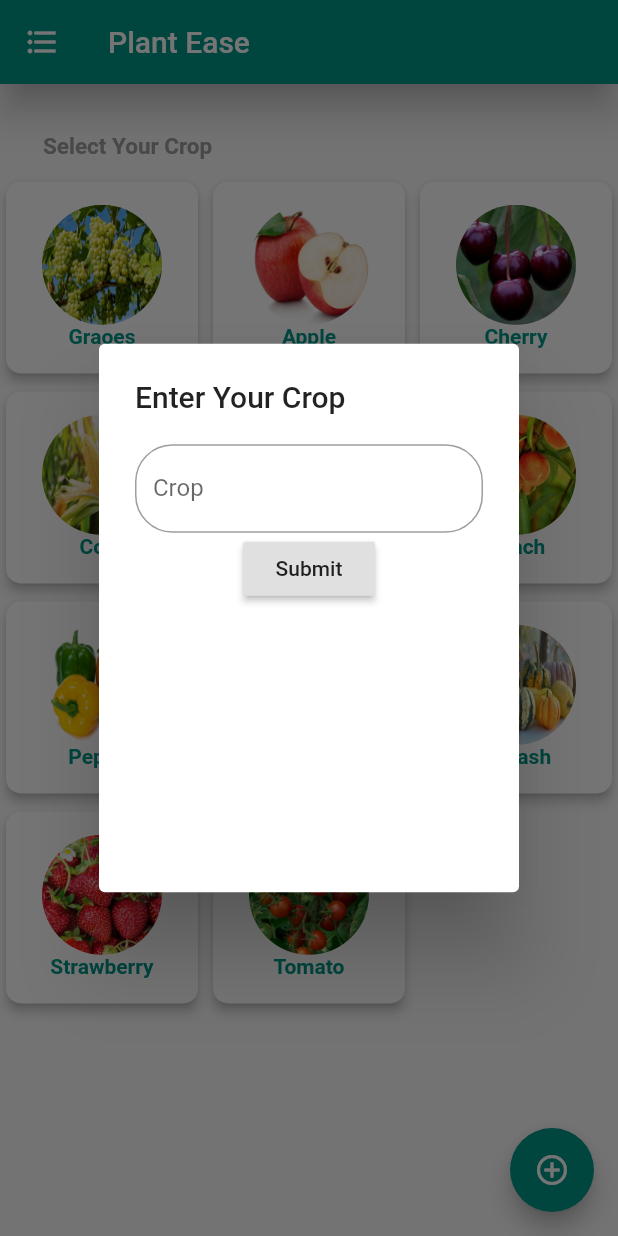
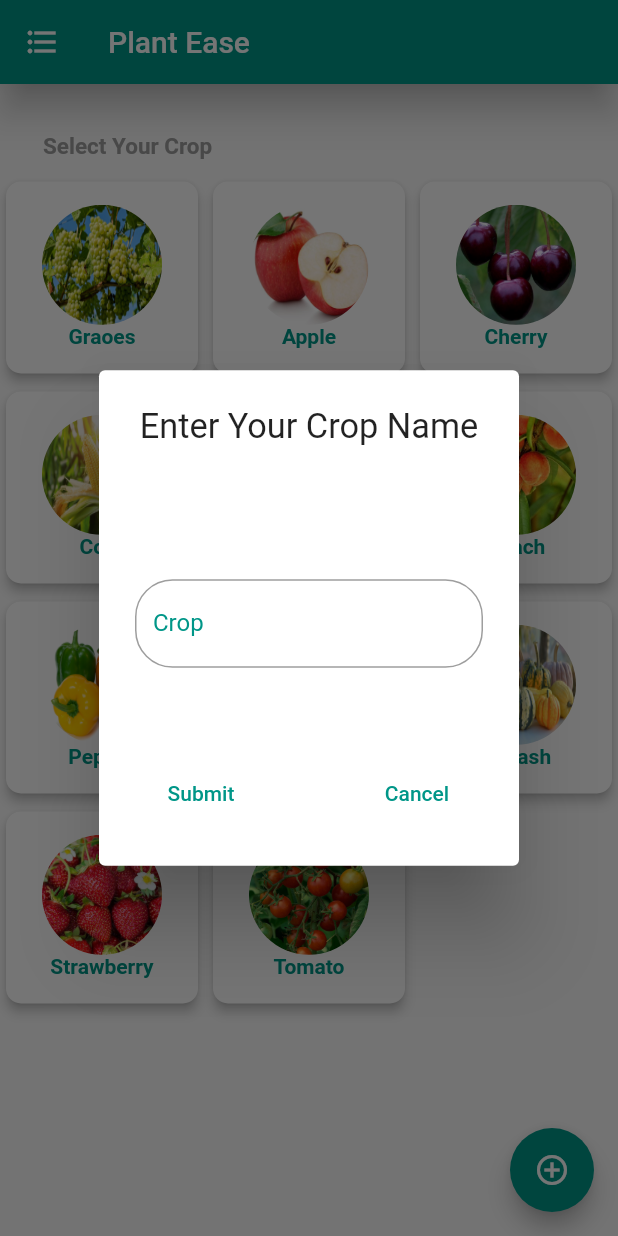
Before and after one commit to pratikjain04/PlantEase, a Flutter app: the screen it shows after launch, after a tap on the "add circle outline" icon, on a phone screen of 412 x 824 dp. Run offline on Flutter 3.47's test engine with Material 2 defaults, Android fonts, the phone set to English and light mode, and no system bars.

Commit message:
Validators Added to TextFields and DialogBox minor UI Update
Signed-off-by: pratikjain04 <pratikjain0411@gmail.com>

```diff
--- a/lib/ui/screens/home.dart
+++ b/lib/ui/screens/home.dart
@@ -11,16 +11,13 @@ class _HomePageState extends State<HomePage> {
   double uniWidth;
   double uniHeight;
 
+  final GlobalKey<FormState> _formKey = new GlobalKey<FormState>();
+  TextEditingController controller = TextEditingController();
+
   @override
   Widget build(BuildContext context) {
-    uniWidth = MediaQuery
-        .of(context)
-        .size
-        .width;
-    uniHeight = MediaQuery
-        .of(context)
-        .size
-        .height;
+    uniWidth = MediaQuery.of(context).size.width;
+    uniHeight = MediaQuery.of(context).size.height;
 
     return Scaffold(
         drawer: Drawer(
@@ -101,8 +98,6 @@ class _HomePageState extends State<HomePage> {
             ],
           ),
         ),
-
-
         appBar: new AppBar(
             backgroundColor: Colors.teal,
             title: new Text("Plant Ease"),
@@ -113,11 +108,7 @@ class _HomePageState extends State<HomePage> {
                 Icons.format_list_bulleted,
               ),
               color: Colors.white,
-
-      )
-        ),
-
-
+            )),
         body: Container(
           child: SingleChildScrollView(
             child: Column(
@@ -149,8 +140,7 @@ class _HomePageState extends State<HomePage> {
                     shrinkWrap: true,
                     children: <Widget>[
                       _buildCard("Graoes", 'assets/grapes-2656259_1280.jpg'),
-                      _buildCard(
-                          "Apple",
+                      _buildCard("Apple",
                           "assets/2b74874798de42d5de6e4711150946d3.jpg"),
                       _buildCard("Cherry", 'assets/Cherry_Tree_-_Stella.jpg'),
                       _buildCard("Corn",
@@ -160,8 +150,7 @@ class _HomePageState extends State<HomePage> {
                       _buildCard(
                           "Pepper", "assets/image1_2_NNDIjA1438463783480.jpg"),
                       _buildCard("Potato", "assets/POT-270z.jpg"),
-                      _buildCard(
-                          "Squash",
+                      _buildCard("Squash",
                           "assets/winter-squash-varieties-020217.jpg"),
                       _buildCard("Strawberry", "assets/13853.jpg"),
                       _buildCard("Tomato", "assets/tomato.jpg")
@@ -175,52 +164,90 @@ class _HomePageState extends State<HomePage> {
             showDialog(
                 context: context,
                 builder: (context) => new AlertDialog(
-
-                  title: Text("Enter Your Crop"),
+                    title: Center(
+                        child: Text(
+                      "Enter Your Crop Name",
+                      style: TextStyle(
+                          fontSize: uniWidth / 18, fontWeight: FontWeight.w400),
+                    )),
                     content: new Container(
-                   height: uniHeight/3,
-
-                 child :Column(
-
-
+                      height: uniHeight / 3.5,
+                      child: Form(
+                        key: _formKey,
+                        child: Column(
+                          mainAxisAlignment: MainAxisAlignment.spaceBetween,
                           children: <Widget>[
-
-                     TextFormField(
+                            Padding(
+                                padding: EdgeInsets.only(top: uniHeight / 100)),
+                            Theme(
+                              data: ThemeData(primaryColor: Colors.teal),
+                              child: TextFormField(
+                                controller: controller,
+                                textInputAction: TextInputAction.done,
+                                onEditingComplete: (){},
                                 decoration: new InputDecoration(
                                   labelText: "Crop",
-
+                                  hintText: 'Apple',
                                   fillColor: Colors.white,
+                                  labelStyle: TextStyle(color: Colors.teal),
+                                  hintStyle: TextStyle(color: Colors.black38),
                                   border: new OutlineInputBorder(
-
-
-                           borderRadius: new BorderRadius.circular(25.0),
-
+                                    borderRadius:
+                                        new BorderRadius.circular(25.0),
                                     borderSide: new BorderSide(
+                                      color: Colors.red,
                                     ),
                                   ),
-
                                 ),
                                 cursorColor: Colors.teal,
-
+                                validator: (text) {
+                                  if (text.isEmpty)
+                                    return 'Please enter your crop name';
+                                },
                               ),
-                     RaisedButton(onPressed: (){Navigator.pushNamed(context, '/Image');}, child: new Text("Submit"),
+                            ),
+                            Row(
+                              mainAxisAlignment: MainAxisAlignment.spaceBetween,
+                              children: <Widget>[
+                                FlatButton(
+                                  color: Colors.white,
+                                  onPressed: () {
+                                    _formKey.currentState.save();
+                                    if(_formKey.currentState.validate())
+                                      Navigator.pushNamed(context, '/Image');
+                                  },
+                                  child: new Text(
+                                    "Submit",
+                                    style: TextStyle(color: Colors.teal),
+                                  ),
+                                ),
+                                FlatButton(
+                                  color: Colors.white,
+                                  onPressed: () {
+                                    Navigator.of(context).pop();
+                                  },
+                                  child: new Text(
+                                    "Cancel",
+                                    style: TextStyle(color: Colors.teal),
+                                  ),
+                                ),
+                              ],
                             )
-
                           ],
                         ),
-                 )
-                )
-            );
+                      ),
+                    )));
           },
-          child: new Icon(Icons.add_circle_outline, color: Colors.white,),
+          child: new Icon(
+            Icons.add_circle_outline,
+            color: Colors.white,
+          ),
           backgroundColor: Colors.teal,
-        )
-    );
+        ));
   }
 
   Widget _buildCard(String name, String status) {
     //todo: Add Navigation to Image Picking Screen
-
 
     return GestureDetector(
       onTap: () {
@@ -232,12 +259,10 @@ class _HomePageState extends State<HomePage> {
           shape:
               RoundedRectangleBorder(borderRadius: BorderRadius.circular(10.0)),
           elevation: 3.0,
-          child: Column(
-              children: <Widget>[
+          child: Column(children: <Widget>[
             SizedBox(
               height: uniHeight / 53,
             ),
-
             Container(
                 height: 80.0,
                 width: 80.0,
@@ -249,12 +274,11 @@ class _HomePageState extends State<HomePage> {
             Center(
               child: Text(
                 name,
-                    style: TextStyle(
-                        color: Colors.teal, fontWeight: FontWeight.bold),
+                style:
+                    TextStyle(color: Colors.teal, fontWeight: FontWeight.bold),
               ),
             ),
           ])),
     );
   }
-
 }
```
Lines whose indentation alone changed are shown as unchanged.
